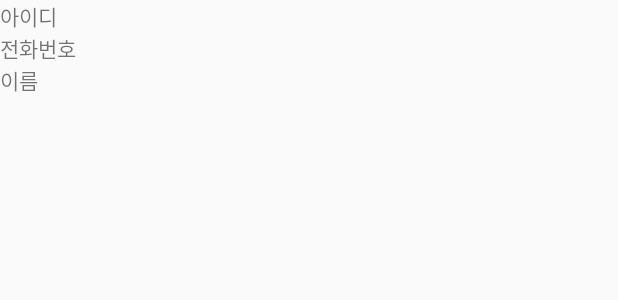
After one commit to oli999/MyAndroid, an Android app: the layout listview_cell.xml on its own in the app's theme, with its tools: preview values and no code run, on a phone screen of 412 x 824 dp. The commit adds this screen. Shown: the top 300 px of the screen. Run offline under Robolectric (Android 15) with nearby library versions, the phone set to English and light mode, and no system bars.

Commit message:
step11contentprovider ContactAdapter 구조로 변경함

```diff
--- /dev/null
+++ b/step11contentresolver/src/main/res/layout/listview_cell.xml
@@ -0,0 +1,20 @@
+<?xml version="1.0" encoding="utf-8"?>
+<LinearLayout xmlns:android="http://schemas.android.com/apk/res/android"
+    android:orientation="vertical" android:layout_width="match_parent"
+    android:layout_height="wrap_content">
+    <TextView
+        android:layout_width="match_parent"
+        android:layout_height="wrap_content"
+        android:text="아이디"
+        android:id="@+id/text_id"/>
+    <TextView
+        android:layout_width="match_parent"
+        android:layout_height="wrap_content"
+        android:text="전화번호"
+        android:id="@+id/text_phone"/>
+    <TextView
+        android:layout_width="match_parent"
+        android:layout_height="wrap_content"
+        android:text="이름"
+        android:id="@+id/text_name"/>
+</LinearLayout>
```
Also changed, not shown: step11contentresolver/src/main/java/com/gura/step11contentresolver/ContactAdapter.java (added, +68 -0 lines), step11contentresolver/src/main/java/com/gura/step11contentresolver/ContactDto.java (added, +39 -0 lines), step11contentresolver/src/main/java/com/gura/step11contentresolver/MainActivity.java (+8 -12 lines).
